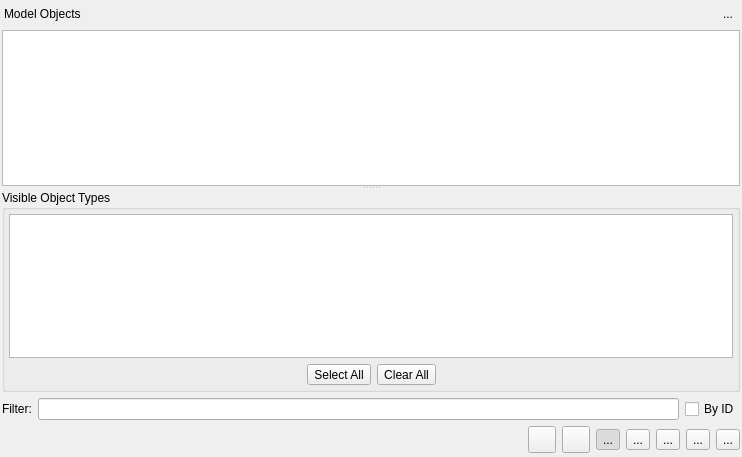
Before: the Qt Designer form libpgmodeler_ui/ui/modelobjectswidget.ui in pgmodeler/pgmodeler, drawn with Qt 5.
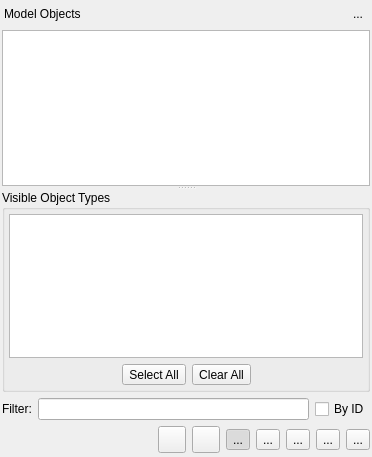
After: the same form once the commit is applied. Icons and pictures are not drawn.

Diff of the .ui file:
```diff
--- a/libpgmodeler_ui/ui/modelobjectswidget.ui
+++ b/libpgmodeler_ui/ui/modelobjectswidget.ui
@@ -9,7 +9,7 @@
    <rect>
     <x>0</x>
     <y>0</y>
-    <width>742</width>
+    <width>372</width>
     <height>457</height>
    </rect>
   </property>
```
